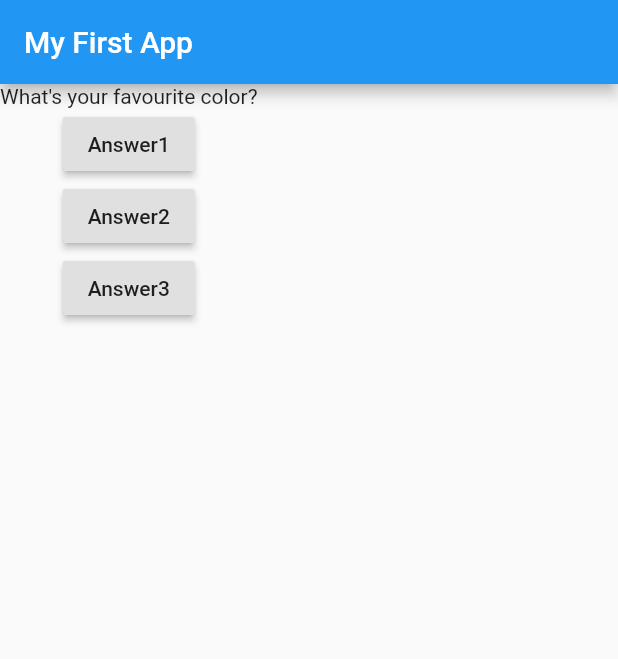
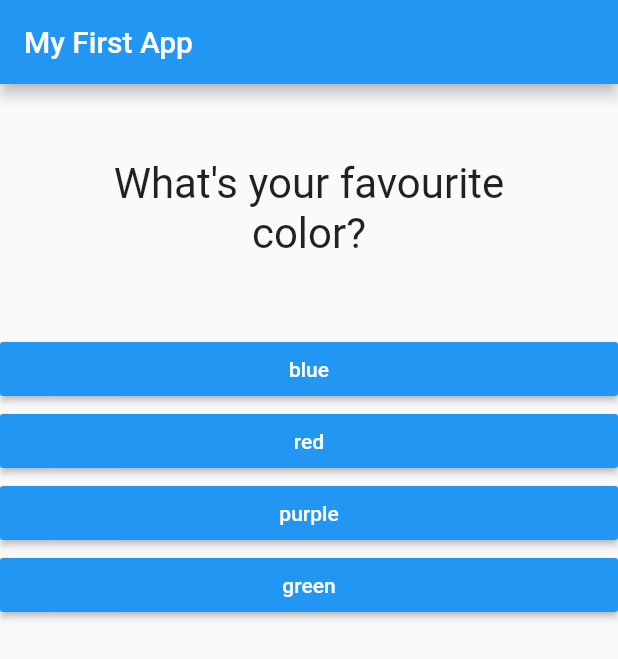
Before and after one commit to armTIGRAN/Dart_UdemyCourse1, a Flutter app: the screen it shows after launch, on a phone screen of 412 x 824 dp. Shown: the top 659 px of the screen. Run offline on Flutter 3.47's test engine with Material 2 defaults, Android fonts, the phone set to English and light mode, and no system bars.

Commit message:
lesson50

```diff
--- /dev/null
+++ b/lib/answer.dart
@@ -0,0 +1,21 @@
+import 'package:flutter/material.dart';
+
+class Answer extends StatelessWidget {
+  final Function selectHandler;
+  final String answerText;
+
+  Answer(this.selectHandler, this.answerText);
+
+  @override
+  Widget build(BuildContext context) {
+    return Container(
+      width: double.infinity,
+      child: RaisedButton(
+            color: Colors.blue,
+            textColor: Colors.white,
+            child: Text(answerText),
+            onPressed: selectHandler,
+      ),
+    );
+  }
+}
--- a/lib/main.dart
+++ b/lib/main.dart
@@ -1,53 +1,75 @@
 import 'package:flutter/material.dart';
 
 import "./question.dart";
+import './answer.dart';
 // void main(){
 //   runApp(MyApp());
 // }
 
 void main() => runApp(MyApp());
 
-class MyApp extends StatefulWidget{
+class MyApp extends StatefulWidget {
   @override
   State<StatefulWidget> createState() {
-    // TODO: implement createState
     return _MyAppState();
   }
 }
 
 class _MyAppState extends State<MyApp> {
-  int _questionIndex=0;
+  static const questions = [
+    {
+      "QuestionText": "What's your favourite color?",
+      "answers": ["blue", "red", "purple", "green"]
+    },
+    {
+      "QuestionText": "What's your favourite animal?",
+      "answers": ["dog", "cat", "elephant", "zebre", "pig"]
+    },
+    {
+      "QuestionText": "What's your favourite film?",
+      "answers": ["avengers", "avatar", "survived"]
+    },
+    {
+      "QuestionText": "What's your favourite game?",
+      "answers": ["minecraft", "csgo", "pubg", 'forest', 'assasin\'s creed']
+    }
+  ];
 
-  void answerQuestion(){
+  int _questionIndex = 0;
+
+  void _answerQuestion() {
+    print(_questionIndex);
+    // print(questions.length);
     setState(() {
-      if(_questionIndex<questions.length-1){
-        _questionIndex+=1;
-      }
+      _questionIndex += 1;
     });
-    print("Answer 1 chosen");
+    print("Answer chosen");
+    if (_questionIndex >= questions.length) {
+      print("No more questions");
+    }
   }
-
-  var questions = [
-    "What's your favourite color?",
-    "What's your favourite animal?",
-    "What's your favourite film?",
-    "What's your favourite game?"
-  ];
 
   @override
   Widget build(BuildContext context) {
+    var answers;
+    if (_questionIndex < questions.length) {
+      answers = questions[_questionIndex]["answers"] as List;
+    }
+
     return MaterialApp(
       home: Scaffold(
-        appBar: AppBar(title: Text("My First App"), ),
-        body: Column(children: <Widget>[
-          Question(questions[_questionIndex]),
-          RaisedButton(child:Text("Answer1"), onPressed: answerQuestion),
-          RaisedButton(child:Text("Answer2"), onPressed: () => print("Answer 2 chosen")),
-          RaisedButton(child:Text("Answer3"), onPressed: (){
-            //some code
-            print("Answer 3 chosen");
-          }),
-        ],)
+        appBar: AppBar(
+          title: Text("My First App"),
+        ),
+        body: _questionIndex < questions.length
+            ? Column(
+                children: <Widget>[
+                  Question(questions[_questionIndex]["QuestionText"]),
+                  for (var i = 0; i < answers.length; i++)
+                    Answer(_answerQuestion, answers[i])
+                ],
+              )
+            : Center(child: Text("You did it!")),
       ),
     );
   }
--- a/lib/question.dart
+++ b/lib/question.dart
@@ -9,6 +9,14 @@ class Question extends StatelessWidget {
 
   @override
   Widget build(BuildContext context) {
-    return Text(questionText);
+    return Container(
+      width: double.infinity,
+      margin: EdgeInsets.all(50),
+      child: Text(
+        questionText,
+        style: TextStyle(fontSize: 28),
+        textAlign: TextAlign.center,
+      ),
+    );
   }
 }
--- /dev/null
+++ b/lib/result.dart
@@ -0,0 +1,8 @@
+import 'package:flutter/material.dart';
+
+class Quiz extends StatelessWidget {
+  @override
+  Widget build(BuildContext context) {
+    return Container();
+  }
+}
--- a/pubspec.yaml
+++ b/pubspec.yaml
@@ -14,7 +14,7 @@ description: A new Flutter project.
 version: 1.0.0+1
 
 environment:
-  sdk: ">=2.1.0 <3.0.0"
+  sdk: ">=2.2.2 <3.0.0"
 
 dependencies:
   flutter:
```
Also changed, not shown: lib/quiz.dart (added), pubspec.lock.
